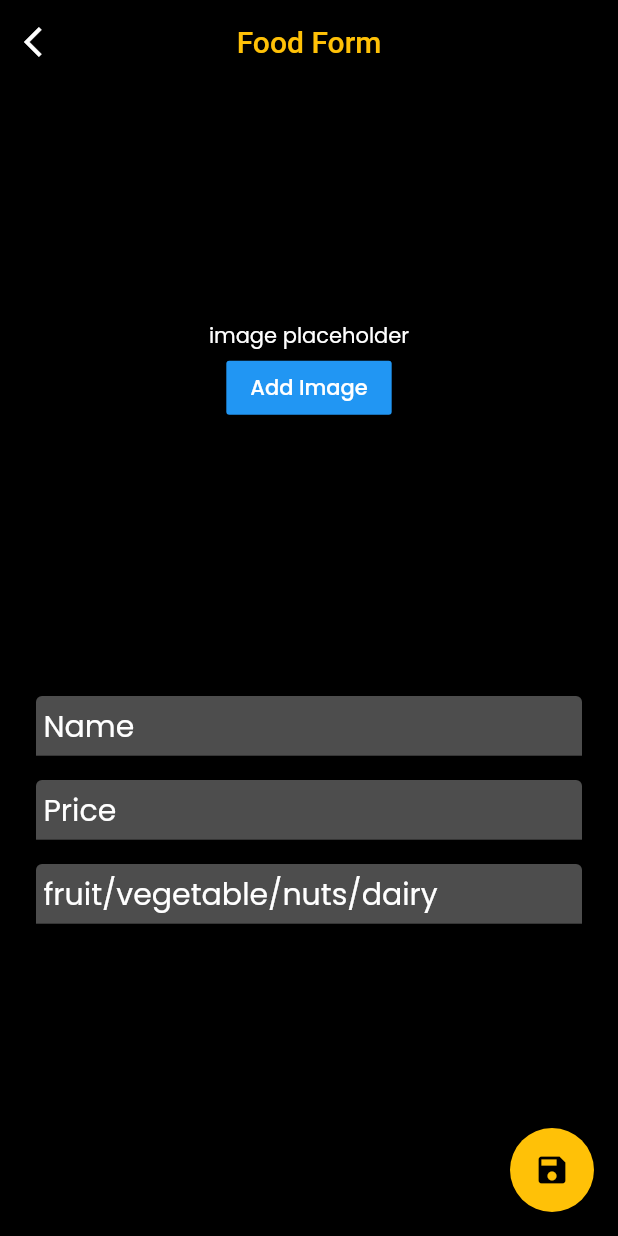
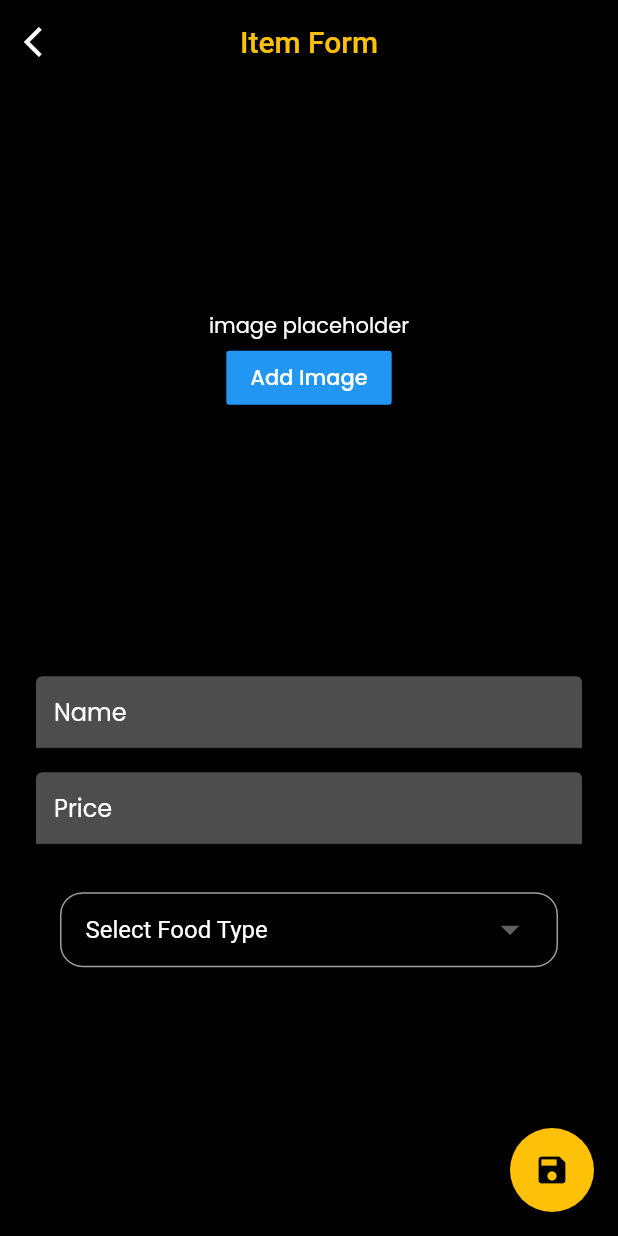
Before and after one commit to hrathnapala/CTSE_Grocery, a Flutter app: the AdminScreen screen opened directly, after a tap on "Add Image", on a phone screen of 412 x 824 dp. Run offline on Flutter 3.47's test engine with Material 2 defaults, Android fonts, the light colour scheme and no system bars; our stand-ins replace another_flushbar, cloud_firestore, email_validator, firebase_auth, firebase_storage, flutter_spinkit and 5 more; accounts and stored records are empty.

Commit message:
admin part adding items to firestore

```diff
--- a/lib/components/screens/admin_screen.dart
+++ b/lib/components/screens/admin_screen.dart
@@ -19,9 +19,17 @@ class AdminScreen extends StatefulWidget {
 class _AdminScreenState extends State<AdminScreen> {
   final GlobalKey<ScaffoldState> _scaffoldKey = GlobalKey<ScaffoldState>();
 
-  final _name = TextEditingController();
-  final _price = TextEditingController();
-  final _type = TextEditingController();
+  TextEditingController _name = TextEditingController();
+  TextEditingController _price = TextEditingController();
+
+  List listItem = [
+    "fruit",
+    "vegetable",
+    "nuts",
+    "dairy",
+  ];
+
+  String valueChoose;
 
   Items _currentFood;
   String _imageUrl;
@@ -47,7 +55,6 @@ class _AdminScreenState extends State<AdminScreen> {
     super.dispose();
     _name.dispose();
     _price.dispose();
-    _type.dispose();
   }
 
   _showImage() {
@@ -57,52 +64,26 @@ class _AdminScreenState extends State<AdminScreen> {
         style: TextStyle(color: Colors.white),
       );
     } else if (_imageFile != null) {
-      print('showing image from local file');
-
       return Stack(
         alignment: AlignmentDirectional.bottomCenter,
         children: <Widget>[
           Image.file(
             _imageFile,
             fit: BoxFit.cover,
-            height: 250,
           ),
-          FlatButton(
+          ClipRRect(
+            borderRadius: BorderRadius.only(
+                topLeft: Radius.circular(15.0),
+                topRight: Radius.circular(15.0)),
+            child: FlatButton(
               padding: EdgeInsets.all(16),
-            color: Colors.blue,
+              color: Colors.black,
               child: Text(
                 'Change Image',
-              style: TextStyle(
-                  color: Colors.white,
-                  fontSize: 22,
-                  fontWeight: FontWeight.w400),
+                style: TextStyle(color: Colors.blue),
               ),
               onPressed: () => _getLocalImage(),
-          )
-        ],
-      );
-    } else if (_imageUrl != null) {
-      print('showing image from url');
-      return Stack(
-        alignment: AlignmentDirectional.bottomCenter,
-        children: <Widget>[
-          Image.network(
-            _imageUrl,
-            width: MediaQuery.of(context).size.width,
-            fit: BoxFit.cover,
-            height: 250,
             ),
-          FlatButton(
-            padding: EdgeInsets.all(16),
-            color: Colors.yellow,
-            child: Text(
-              'Change Image',
-              style: TextStyle(
-                  color: Colors.white,
-                  fontSize: 22,
-                  fontWeight: FontWeight.w400),
-            ),
-            onPressed: () => _getLocalImage(),
           )
         ],
       );
@@ -110,12 +91,12 @@ class _AdminScreenState extends State<AdminScreen> {
   }
 
   _getLocalImage() async {
-    File imageFile = await ImagePicker.pickImage(
-        source: ImageSource.gallery, imageQuality: 50, maxWidth: 400);
+    final pickedFile =
+        await ImagePicker().getImage(source: ImageSource.gallery);
 
-    if (imageFile != null) {
+    if (pickedFile != null) {
       setState(() {
-        _imageFile = imageFile;
+        _imageFile = File(pickedFile.path);
       });
     }
   }
@@ -123,50 +104,76 @@ class _AdminScreenState extends State<AdminScreen> {
   Widget _buildName() {
     return TextField(
       controller: _name,
+      autofocus: false,
       decoration: InputDecoration(
           fillColor: Colors.white30,
           filled: true,
           isCollapsed: true,
           hintText: 'Name',
-          contentPadding: EdgeInsets.fromLTRB(5, 5, 0, 5),
+          contentPadding: EdgeInsets.fromLTRB(12, 12, 12, 12),
           hintStyle: TextStyle(color: Colors.white)),
       keyboardType: TextInputType.text,
-      style: TextStyle(fontSize: 20, color: Colors.white),
+      style: TextStyle(color: Colors.white),
     );
   }
 
   Widget _buildPrice() {
     return TextField(
       controller: _price,
+      autofocus: false,
       decoration: InputDecoration(
           fillColor: Colors.white30,
           filled: true,
           isCollapsed: true,
           hintText: 'Price',
-          contentPadding: EdgeInsets.fromLTRB(5, 5, 0, 5),
+          contentPadding: EdgeInsets.fromLTRB(12, 12, 12, 12),
           hintStyle: TextStyle(color: Colors.white)),
       keyboardType: TextInputType.text,
-      style: TextStyle(fontSize: 20, color: Colors.white),
+      style: TextStyle(color: Colors.white),
     );
   }
 
   Widget _buildType() {
-    return TextField(
-      controller: _type,
-      decoration: InputDecoration(
-          fillColor: Colors.white30,
-          filled: true,
-          isCollapsed: true,
-          contentPadding: EdgeInsets.fromLTRB(5, 5, 0, 5),
-          hintText: 'fruit/vegetable/nuts/dairy',
-          hintStyle: TextStyle(color: Colors.white)),
-      keyboardType: TextInputType.text,
-      style: TextStyle(fontSize: 20, color: Colors.white),
+    return Padding(
+      padding: const EdgeInsets.all(16.0),
+      child: Container(
+        padding: EdgeInsets.only(left: 16.0, right: 16.0),
+        decoration: BoxDecoration(
+            border: Border.all(color: Colors.grey),
+            borderRadius: BorderRadius.circular(15.0)),
+        child: DropdownButton(
+          hint: Text(
+            "Select Food Type",
+            style: TextStyle(color: Colors.white),
+          ),
+          underline: SizedBox(),
+          value: valueChoose,
+          dropdownColor: Colors.grey[300],
+          icon: Icon(Icons.arrow_drop_down),
+          iconSize: 30.0,
+          isExpanded: true,
+          style: TextStyle(fontSize: 16, color: Colors.blue),
+          onChanged: (newValue) {
+            setState(() {
+              valueChoose = newValue;
+            });
+          },
+          items: listItem.map((valueItem) {
+            return DropdownMenuItem(
+              value: valueItem,
+              child: Text(
+                valueItem,
+                style: TextStyle(color: Colors.blue),
+              ),
+            );
+          }).toList(),
+        ),
+      ),
     );
   }
 
   _saveFood() {
-    if (_name.text == "" || _price.text == "" || _type.text == "") {
+    if (_name.text == "" || _price.text == "") {
       Flushbar(
         title: "Sorry",
         message: "Empty Fields",
@@ -188,13 +195,10 @@ class _AdminScreenState extends State<AdminScreen> {
         ],
         leftBarIndicatorColor: Colors.red,
       )..show(context);
-    } else if (_type.text != "fruit" ||
-        _type.text != "vegetable" ||
-        _type.text != "nuts" ||
-        _type.text != "dairy") {
+    } else if (valueChoose == "" || valueChoose == null) {
       Flushbar(
         title: "Sorry",
-        message: "Wrong food type ",
+        message: "Please choose an item type from the dropdown",
         duration: Duration(seconds: 3),
         flushbarPosition: FlushbarPosition.TOP,
         flushbarStyle: FlushbarStyle.FLOATING,
@@ -238,7 +242,8 @@ class _AdminScreenState extends State<AdminScreen> {
     } else {
       try {
         uploadFoodAndImage(
-            Items(name: "Apple", price: "800", type: "fruit"), _imageFile);
+            Items(name: _name.text, price: _price.text, type: valueChoose),
+            _imageFile);
         setState(() {
           _imageFile = null;
         });
@@ -302,12 +307,22 @@ class _AdminScreenState extends State<AdminScreen> {
             },
             child: Icon(Icons.arrow_back_ios)),
         title: Text(
-          'Food Form',
+          'Item Form',
           style: TextStyle(color: Colors.amber),
         ),
         centerTitle: true,
       ),
-      body: Column(children: [
+      body: GestureDetector(
+        onTap: () {
+          FocusScope.of(context).requestFocus(new FocusNode());
+        },
+        child: SafeArea(
+          child: SingleChildScrollView(
+            child: ConstrainedBox(
+              constraints: BoxConstraints(
+                  maxHeight: MediaQuery.of(context).size.height -
+                      MediaQuery.of(context).size.width * 0.2),
+              child: Column(children: [
                 Expanded(
                   flex: 1,
                   child: Container(
@@ -359,6 +374,10 @@ class _AdminScreenState extends State<AdminScreen> {
                   ),
                 ),
               ]),
+            ),
+          ),
+        ),
+      ),
       floatingActionButton: FloatingActionButton(
         backgroundColor: Colors.amber,
         onPressed: () {
--- a/lib/components/screens/splash_screen.dart
+++ b/lib/components/screens/splash_screen.dart
@@ -26,14 +26,22 @@ class _SplashScreenState extends State<SplashScreen> {
           mainAxisAlignment: MainAxisAlignment.center,
           crossAxisAlignment: CrossAxisAlignment.center,
           children: [
-            Icon(
-              Icons.shopping_cart,
-              color: kBlue,
-              size: size.width * 0.3,
+            Container(
+              height: size.width * 0.4,
+              width: size.width * 0.4,
+              decoration: BoxDecoration(
+                color: Colors.amber,
+                image: DecorationImage(
+                    image: ExactAssetImage("assets/images/ShoppingList.png")),
+                borderRadius: BorderRadius.circular(size.width * 0.4),
+              ),
             ),
-            Text(
-              "Happy Shopping",
-              style: TextStyle(color: kWhite, fontSize: size.width * 0.06),
+            Padding(
+              padding: const EdgeInsets.all(8.0),
+              child: Text(
+                "Happy Shopping",
+                style: TextStyle(color: kWhite, fontSize: size.width * 0.06),
+              ),
             ),
             SizedBox(
               height: size.height * 0.05,
--- a/pubspec.yaml
+++ b/pubspec.yaml
@@ -38,7 +38,7 @@ dependencies:
   provider:
   rating_dialog: ^2.0.0
   firebase_storage: ^3.1.6
-  image_picker: ^0.6.7+2
+  image_picker:
   path: ^1.8.0
   uuid: ^3.0.4
 
```
Also changed, not shown: assets/images/ShoppingList.png (added), 2 other files. Lines whose indentation alone changed are shown as unchanged.
